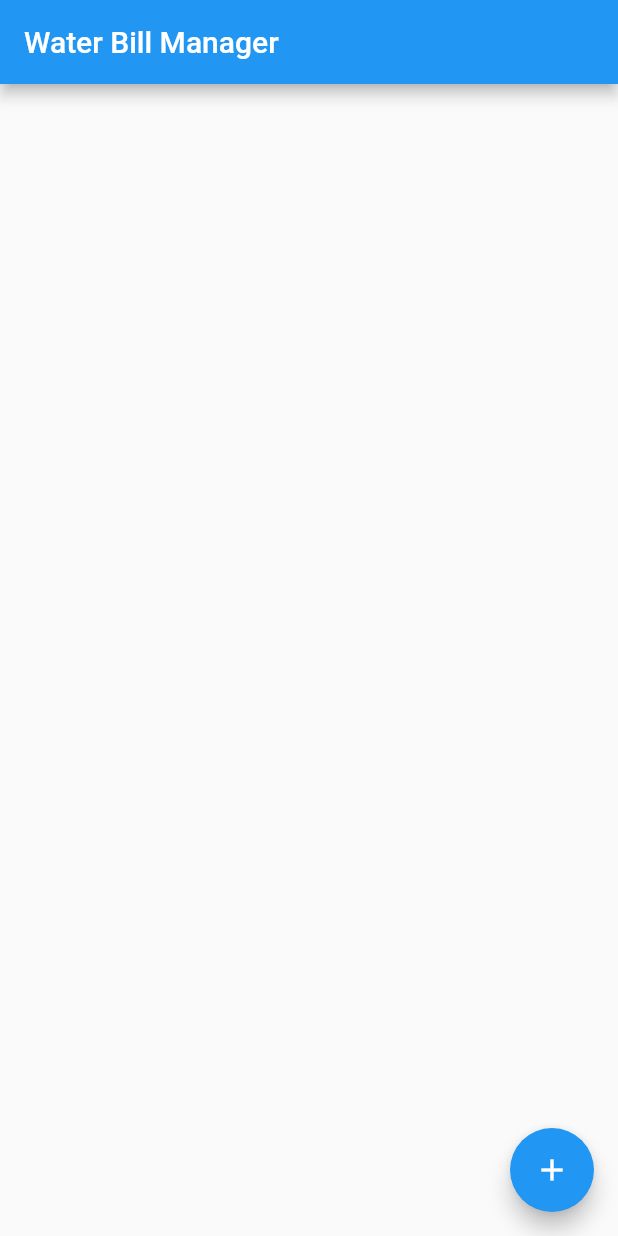
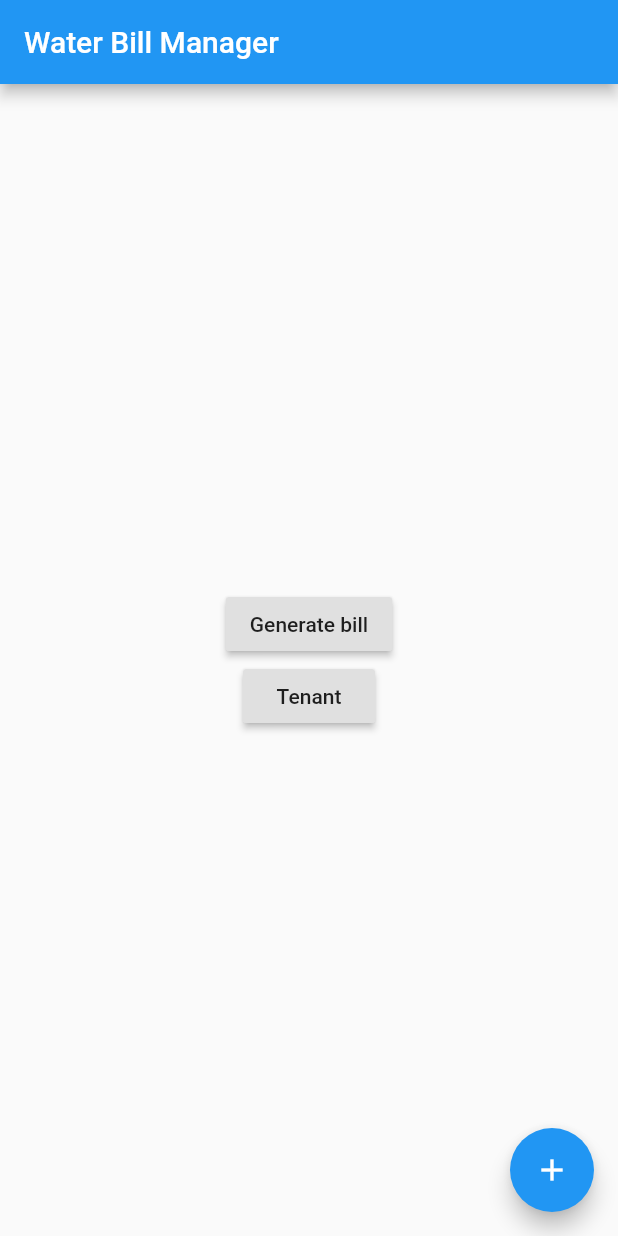
Before and after one commit to rakshanaj/Water-Bill-Generator, a Flutter app: the screen it shows after launch, after a tap on the "add" icon, on a phone screen of 412 x 824 dp. Run offline on Flutter 3.47's test engine with Material 2 defaults, Android fonts, the phone set to English and light mode, and no system bars; our stand-ins replace cloud_firestore; accounts and stored records are empty.

Commit message:
tenant profile ui done

```diff
--- a/lib/main.dart
+++ b/lib/main.dart
@@ -1,4 +1,7 @@
+import 'package:cloud_firestore/cloud_firestore.dart';
 import 'package:flutter/material.dart';
+import 'package:water_bill_manager/bill_generation.dart';
+import 'package:water_bill_manager/tenant_profile.dart';
 
 void main() => runApp(MyApp());
 
@@ -9,17 +12,12 @@ class MyApp extends StatelessWidget {
     return MaterialApp(
       title: 'Flutter Demo',
       theme: ThemeData(
-        // This is the theme of your application.
-        //
-        // Try running your application with "flutter run". You'll see the
-        // application has a blue toolbar. Then, without quitting the app, try
-        // changing the primarySwatch below to Colors.green and then invoke
-        // "hot reload" (press "r" in the console where you ran "flutter run",
-        // or simply save your changes to "hot reload" in a Flutter IDE).
-        // Notice that the counter didn't reset back to zero; the application
-        // is not restarted.
         primarySwatch: Colors.blue,
       ),
+      routes: {
+        '/billGeneration': (context) => BillGeneration(),
+        '/tenant': (context) => TenanatProfile(),
+      },
       home: MyHomePage(title: 'Water Bill Manager'),
     );
   }
@@ -28,15 +26,6 @@ class MyApp extends StatelessWidget {
 class MyHomePage extends StatefulWidget {
   MyHomePage({Key key, this.title}) : super(key: key);
 
-  // This widget is the home page of your application. It is stateful, meaning
-  // that it has a State object (defined below) that contains fields that affect
-  // how it looks.
-
-  // This class is the configuration for the state. It holds the values (in this
-  // case the title) provided by the parent (in this case the App widget) and
-  // used by the build method of the State. Fields in a Widget subclass are
-  // always marked "final".
-
   final String title;
 
   @override
@@ -44,8 +33,17 @@ class MyHomePage extends StatefulWidget {
 }
 
 class _MyHomePageState extends State<MyHomePage> {
-  int _counter = 0;
 
+  final Firestore _firestore = Firestore.instance;
+
+
+  Future testFirebase() async {
+    print('here');
+    return await _firestore.collection('test').document('1').setData({
+      'test': 'test1',
+      'test2': 'blah',
+    });
+  }
 
   @override
   Widget build(BuildContext context) {
@@ -65,29 +63,26 @@ class _MyHomePageState extends State<MyHomePage> {
         // Center is a layout widget. It takes a single child and positions it
         // in the middle of the parent.
         child: Column(
-          // Column is also a layout widget. It takes a list of children and
-          // arranges them vertically. By default, it sizes itself to fit its
-          // children horizontally, and tries to be as tall as its parent.
-          //
-          // Invoke "debug painting" (press "p" in the console, choose the
-          // "Toggle Debug Paint" action from the Flutter Inspector in Android
-          // Studio, or the "Toggle Debug Paint" command in Visual Studio Code)
-          // to see the wireframe for each widget.
-          //
-          // Column has various properties to control how it sizes itself and
-          // how it positions its children. Here we use mainAxisAlignment to
-          // center the children vertically; the main axis here is the vertical
-          // axis because Columns are vertical (the cross axis would be
-          // horizontal).
           mainAxisAlignment: MainAxisAlignment.center,
           children: <Widget>[
-
+            RaisedButton(
+              child: Text('Generate bill'),
+              onPressed: () {
+                Navigator.pushNamed(context, '/billGeneration');
+              },
+            ),
+            RaisedButton(
+              child: Text('Tenant'),
+              onPressed: () {
+                Navigator.pushNamed(context, '/tenant');
+              },
+            ),
           ],
         ),
       ),
       floatingActionButton: FloatingActionButton(
-        onPressed: (){
-
+        onPressed: () async {
+          await testFirebase();
         },
         child: Icon(Icons.add),
       ), // This trailing comma makes auto-formatting nicer for build methods.
--- a/pubspec.yaml
+++ b/pubspec.yaml
@@ -19,6 +19,7 @@ environment:
 dependencies:
   flutter:
     sdk: flutter
+  cloud_firestore: ^0.13.0+1
 
   # The following adds the Cupertino Icons font to your application.
   # Use with the CupertinoIcons class for iOS style icons.
@@ -40,6 +41,8 @@ flutter:
   # the material Icons class.
   uses-material-design: true
 
+  assets:
+    - assets/images/
   # To add assets to your application, add an assets section, like this:
   # assets:
   #  - images/a_dot_burr.jpeg
```
Also changed, not shown: lib/bill_generation.dart (added, +31 -0 lines), lib/tenant_profile.dart (added, +136 -0 lines), pubspec.lock, 1 other file.
